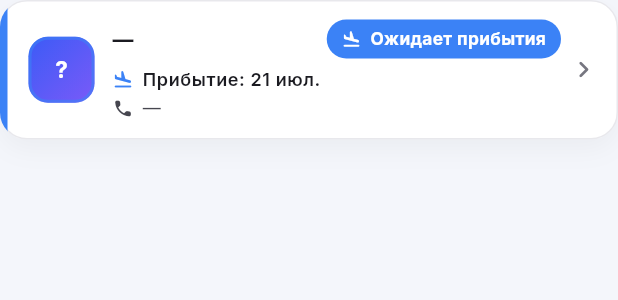
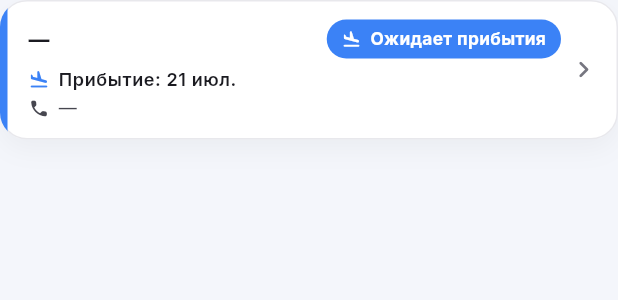
Before and after one commit to NurislamAiu/vip, a Flutter app: the ClientCard widget shown alone on an empty page, opened directly with empty values, on a phone screen of 412 x 824 dp. Shown: the top 300 px of the screen. Run offline on Flutter 3.47's test engine with Material 3 defaults, Android fonts, the phone set to English and light mode, and no system bars; our stand-ins replace cloud_firestore, firebase_auth, firebase_core, firebase_messaging, flutter_local_notifications, flutter_riverpod and 4 more; accounts and stored records are empty.

Commit message:
Client card: remove avatar, show who meets the client
Drop the avatar for a cleaner, denser row and add a 'Встречает: <driver>'
line when a driver/greeter is set.

Co-Authored-By: Claude Opus 4.8 <noreply@anthropic.com>
Claude-Session: https://claude.ai/code/session_014dMC98aEQYbWPtDbh1XNFv

```diff
--- a/lib/widgets/client_card.dart
+++ b/lib/widgets/client_card.dart
@@ -1,6 +1,5 @@
 import 'package:flutter/material.dart';
 
-import '../core/theme/app_theme.dart';
 import '../core/utils/auto_status.dart';
 import '../core/utils/formatters.dart';
 import '../models/client.dart';
@@ -55,8 +54,6 @@ class ClientCard extends StatelessWidget {
                       padding: const EdgeInsets.fromLTRB(14, 13, 12, 13),
                       child: Row(
                         children: [
-                          _Avatar(name: client.name, color: client.status.color),
-                          const SizedBox(width: 12),
                           Expanded(
                             child: Column(
                               crossAxisAlignment: CrossAxisAlignment.start,
@@ -95,6 +92,13 @@ class ClientCard extends StatelessWidget {
                                   icon: Icons.call_rounded,
                                   text: _subtitle(client),
                                 ),
+                                if (client.driverName.trim().isNotEmpty) ...[
+                                  const SizedBox(height: 3),
+                                  _MetaLine(
+                                    icon: Icons.directions_car_rounded,
+                                    text: 'Встречает: ${client.driverName.trim()}',
+                                  ),
+                                ],
                               ],
                             ),
                           ),
@@ -216,40 +220,3 @@ class _MetaLine extends StatelessWidget {
     );
   }
 }
-
-class _Avatar extends StatelessWidget {
-  const _Avatar({required this.name, required this.color});
-
-  final String name;
-  final Color color;
-
-  @override
-  Widget build(BuildContext context) {
-    final initials = name.trim().isEmpty
-        ? '?'
-        : name
-            .trim()
-            .split(RegExp(r'\s+'))
-            .take(2)
-            .map((w) => w[0].toUpperCase())
-            .join();
-    return Container(
-      width: 44,
-      height: 44,
-      alignment: Alignment.center,
-      decoration: BoxDecoration(
-        gradient: AppColors.brandGradient,
-        borderRadius: BorderRadius.circular(13),
-        border: Border.all(color: color.withValues(alpha: 0.6), width: 2),
-      ),
-      child: Text(
-        initials,
-        style: const TextStyle(
-          color: Colors.white,
-          fontWeight: FontWeight.w700,
-          fontSize: 15,
-        ),
-      ),
-    );
-  }
-}
```
